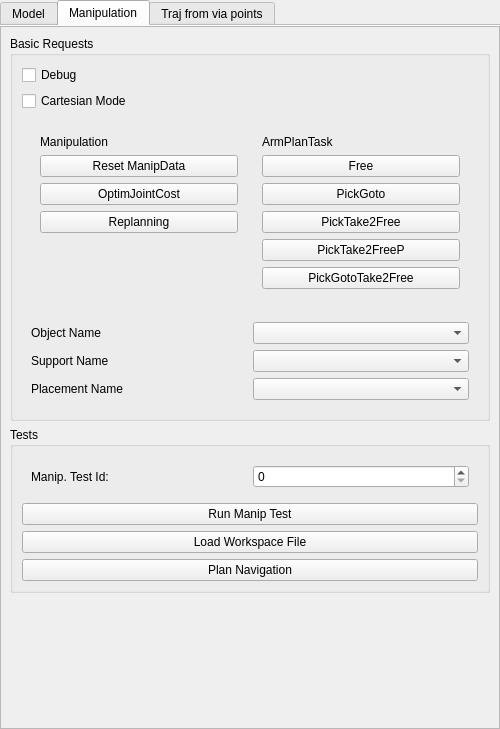
The window that src/move3d-qt-gui-libs/src/qtMainInterface/sideWidgets/qtRobot.ui (jmainpri/move3d-studio) describes before a commit, drawn with Qt 5.
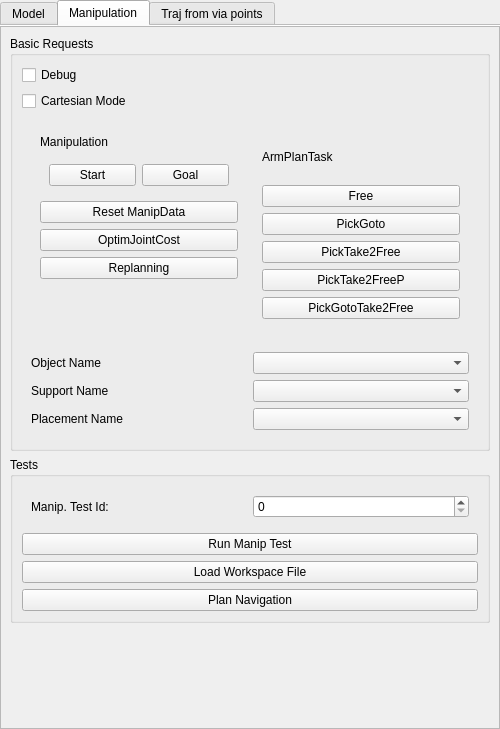
The same window after the commit.

Commit message: Add buttons to degub Manipulation Planner

The edit to the form file:
```diff
--- a/src/move3d-qt-gui-libs/src/qtMainInterface/sideWidgets/qtRobot.ui
+++ b/src/move3d-qt-gui-libs/src/qtMainInterface/sideWidgets/qtRobot.ui
@@ -595,7 +595,7 @@
             <x>0</x>
             <y>0</y>
             <width>498</width>
-            <height>697</height>
+            <height>704</height>
            </rect>
           </property>
           <layout class="QVBoxLayout" name="verticalLayout_4">
@@ -632,6 +632,26 @@
                       </property>
                      </widget>
                     </item>
+                    <item>
+                     <widget class="QWidget" name="widget_11" native="true">
+                      <layout class="QHBoxLayout" name="horizontalLayout_10">
+                       <item>
+                        <widget class="QPushButton" name="pushButtonSetStart">
+                         <property name="text">
+                          <string>Start</string>
+                         </property>
+                        </widget>
+                       </item>
+                       <item>
+                        <widget class="QPushButton" name="pushButtonSetGoal">
+                         <property name="text">
+                          <string>Goal</string>
+                         </property>
+                        </widget>
+                       </item>
+                      </layout>
+                     </widget>
+                    </item>
                     <item>
                      <widget class="QPushButton" name="pushButtonResetManipulationData">
                       <property name="text">
```
Left out of the diff: 4 changed lines with no effect on the pictures. The commit also changes 5 other files.
